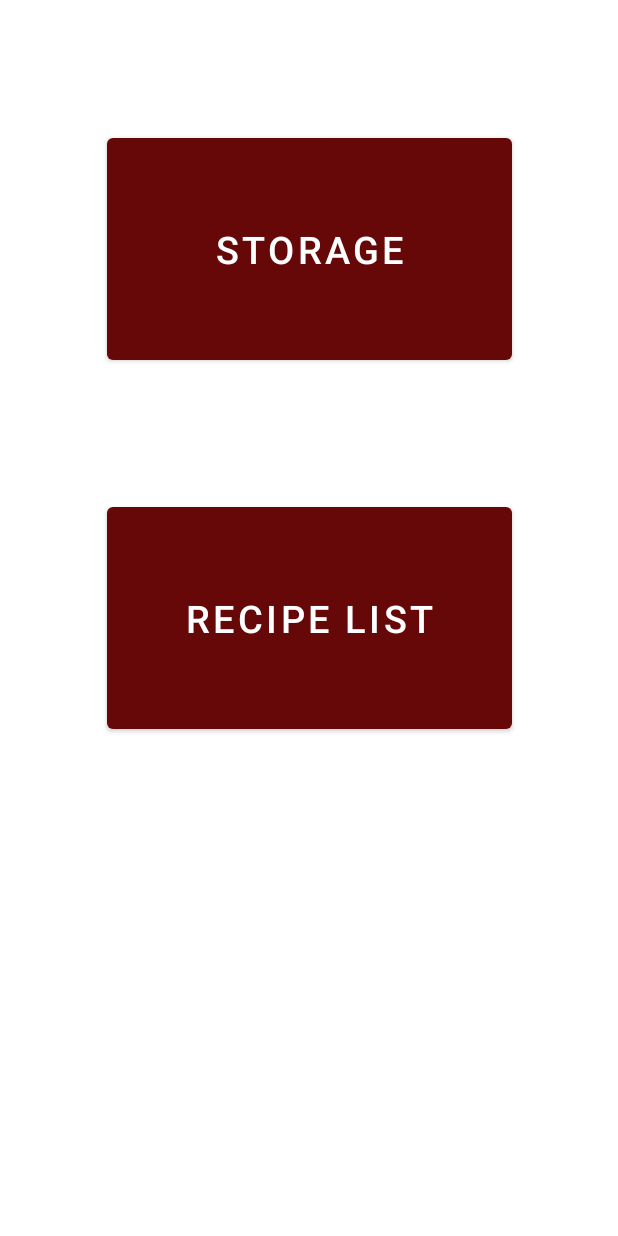
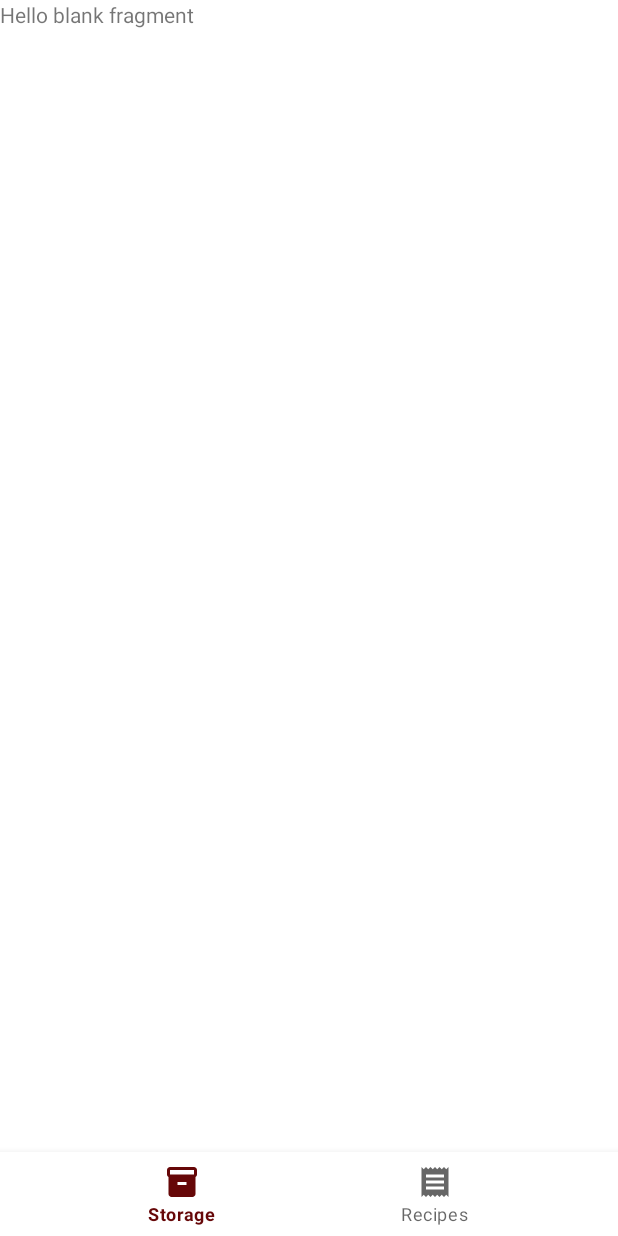
Before and after one commit to CMPUT301F22T18/SnackNTrack, an Android app: the screen it shows after launch once a user with an empty profile is signed in (MainMenuActivity), on a phone screen of 412 x 824 dp. Run offline under Robolectric (Android 15) with nearby library versions, the phone set to English and light mode, and no system bars; our stand-ins replace Firebase (no records; nobody signed in at launch, a user with empty details on screens opened directly); libraries missing offline, so code that uses them is left out: com.firebase.ui; 1 statement that could not run was skipped.

Commit message:
Added main menu bottom navigation for easier test

```diff
--- a/app/src/main/java/com/cmput301f22t18/snackntrack/views/main/MainMenuActivity.java
+++ b/app/src/main/java/com/cmput301f22t18/snackntrack/views/main/MainMenuActivity.java
@@ -2,6 +2,7 @@ package com.cmput301f22t18.snackntrack.views.main;
 
 import android.content.Intent;
 import android.os.Bundle;
+import android.util.Log;
 import android.view.MenuItem;
 import android.view.View;
 import android.widget.Button;
@@ -11,34 +12,73 @@ import androidx.appcompat.app.AppCompatActivity;
 
 import com.cmput301f22t18.snackntrack.R;
 import com.cmput301f22t18.snackntrack.RecipeListFragment;
+import com.cmput301f22t18.snackntrack.models.Ingredient;
+import com.cmput301f22t18.snackntrack.models.Recipe;
+import com.cmput301f22t18.snackntrack.models.RecipeList;
 import com.cmput301f22t18.snackntrack.views.storage.StorageActivity;
+import com.cmput301f22t18.snackntrack.views.storage.StorageFragment;
+import com.google.android.material.bottomnavigation.BottomNavigationView;
+import com.google.android.material.navigation.NavigationBarView;
 import com.google.firebase.auth.FirebaseAuth;
+import com.google.firebase.auth.FirebaseUser;
+import com.google.firebase.firestore.CollectionReference;
+import com.google.firebase.firestore.DocumentSnapshot;
+import com.google.firebase.firestore.FirebaseFirestore;
+import com.google.firebase.firestore.QueryDocumentSnapshot;
 
 public class MainMenuActivity extends AppCompatActivity {
+
+    BottomNavigationView bottomNavigationView;
+    StorageFragment storageFragment;
+    RecipeListFragment recipeListFragment;
+    String TAG = "DEBUG";
 
     @Override
     protected void onCreate(Bundle savedInstanceState) {
         super.onCreate(savedInstanceState);
-        setContentView(R.layout.main_menu_activity);
-        //ActionBar actionBar = getSupportActionBar();
-        //View v = actionBar.getCustomView();
-        Button storageButton = findViewById(R.id.storage_id);
-        storageButton.setOnClickListener(new View.OnClickListener() {
-            public void onClick(View view) {
-                Intent myIntent = new Intent(view.getContext(), StorageActivity.class);
-                startActivity(myIntent);
+        setContentView(R.layout.activity_main_menu);
+
+        storageFragment = new StorageFragment();
+        RecipeList rl = new RecipeList();
+        FirebaseUser user = FirebaseAuth.getInstance().getCurrentUser();
+        FirebaseFirestore db = FirebaseFirestore.getInstance();
+//        CollectionReference cr = db.collection("recipeLists")
+//                .document(user.getUid()).collection("recipes");
+//        cr.addSnapshotListener((value, error) -> {
+//            if (error != null) {
+//                Log.w(TAG, "Listen failed.", error);
+//                return;
+//            }
+//            rl.getRecipeList().clear();
+//            for (QueryDocumentSnapshot doc : value) {
+//                CollectionReference cr2 = cr.document(doc.getId()).collection("ingredients");
+//                Recipe r = doc.toObject(Recipe.class);
+//                for (DocumentSnapshot doc2 : cr2.get().getResult()) {
+//                    Log.d(TAG, doc2.toObject(Ingredient.class).toString());
+//                }
+//                rl.addRecipe(doc.toObject(Recipe.class));
+//
+//            }
+//        });
+        recipeListFragment = RecipeListFragment.newInstance(rl);
+
+        bottomNavigationView = findViewById(R.id.bottom_navigation_view);
+        bottomNavigationView.setOnItemSelectedListener(new NavigationBarView.OnItemSelectedListener() {
+            @Override
+            public boolean onNavigationItemSelected(@NonNull MenuItem item) {
+                switch (item.getItemId()) {
+                    case R.id.storage:
+                        getSupportFragmentManager().beginTransaction().replace(R.id.fragment_container_main, storageFragment).commit();
+                        return true;
+
+                    case R.id.recipes:
+                        getSupportFragmentManager().beginTransaction().replace(R.id.fragment_container_main, recipeListFragment).commit();
+                        return true;
+                }
+                return false;
             }
-
         });
-
-        Button recipeButton = findViewById(R.id.recipe_list_id);
-        recipeButton.setOnClickListener(new View.OnClickListener() {
-            public void onClick(View view) {
-                //Intent myIntent = new Intent(view.getContext(), RecipeListActivity.class);
-                //startActivity(myIntent);
-            }
-
-        });
+        bottomNavigationView.setSelectedItemId(R.id.storage);
     }
 
 
--- a/app/src/main/java/com/cmput301f22t18/snackntrack/views/storage/StorageActivity.java
+++ b/app/src/main/java/com/cmput301f22t18/snackntrack/views/storage/StorageActivity.java
@@ -59,9 +59,7 @@ public class StorageActivity extends AppCompatActivity {
         CollectionReference cf = db.collection("storages")
                 .document(uid).collection("ingredients");
 
-        cf.addSnapshotListener(new EventListener<QuerySnapshot>() {
-            @Override
-            public void onEvent(@Nullable QuerySnapshot value, @Nullable FirebaseFirestoreException error) {
+        cf.addSnapshotListener((value, error) -> {
             if (error != null) {
                 Log.w(TAG, "Listen failed.", error);
                 return;
@@ -71,7 +69,6 @@ public class StorageActivity extends AppCompatActivity {
                 storage.addIngredient(doc.toObject(Ingredient.class));
             }
             storageAdapter.notifyDataSetChanged();
-            }
         });
 
 
--- /dev/null
+++ b/app/src/main/java/com/cmput301f22t18/snackntrack/views/storage/StorageFragment.java
@@ -0,0 +1,66 @@
+package com.cmput301f22t18.snackntrack.views.storage;
+
+import android.os.Bundle;
+
+import androidx.fragment.app.Fragment;
+
+import android.view.LayoutInflater;
+import android.view.View;
+import android.view.ViewGroup;
+
+import com.cmput301f22t18.snackntrack.R;
+
+/**
+ * A simple {@link Fragment} subclass.
+ * Use the {@link StorageFragment#newInstance} factory method to
+ * create an instance of this fragment.
+ */
+public class StorageFragment extends Fragment {
+
+    // TODO: Rename parameter arguments, choose names that match
+    // the fragment initialization parameters, e.g. ARG_ITEM_NUMBER
+    private static final String ARG_PARAM1 = "param1";
+    private static final String ARG_PARAM2 = "param2";
+
+    // TODO: Rename and change types of parameters
+    private String mParam1;
+    private String mParam2;
+
+    public StorageFragment() {
+        // Required empty public constructor
+    }
+
+    /**
+     * Use this factory method to create a new instance of
+     * this fragment using the provided parameters.
+     *
+     * @param param1 Parameter 1.
+     * @param param2 Parameter 2.
+     * @return A new instance of fragment StorageFragment.
+     */
+    // TODO: Rename and change types and number of parameters
+    public static StorageFragment newInstance(String param1, String param2) {
+        StorageFragment fragment = new StorageFragment();
+        Bundle args = new Bundle();
+        args.putString(ARG_PARAM1, param1);
+        args.putString(ARG_PARAM2, param2);
+        fragment.setArguments(args);
+        return fragment;
+    }
+
+    @Override
+    public void onCreate(Bundle savedInstanceState) {
+        super.onCreate(savedInstanceState);
+        if (getArguments() != null) {
+            mParam1 = getArguments().getString(ARG_PARAM1);
+            mParam2 = getArguments().getString(ARG_PARAM2);
+        }
+    }
+
+    @Override
+    public View onCreateView(LayoutInflater inflater, ViewGroup container,
+                             Bundle savedInstanceState) {
+        // Inflate the layout for this fragment
+        return inflater.inflate(R.layout.fragment_storage, container, false);
+    }
+}
--- /dev/null
+++ b/app/src/main/res/drawable/ic_baseline_inventory_24.xml
@@ -0,0 +1,5 @@
+<vector android:height="24dp" android:tint="#FFFFFF"
+    android:viewportHeight="24" android:viewportWidth="24"
+    android:width="24dp" xmlns:android="http://schemas.android.com/apk/res/android">
+    <path android:fillColor="@android:color/white" android:pathData="M20,2L4,2c-1,0 -2,0.9 -2,2v3.01c0,0.72 0.43,1.34 1,1.69L3,20c0,1.1 1.1,2 2,2h14c0.9,0 2,-0.9 2,-2L21,8.7c0.57,-0.35 1,-0.97 1,-1.69L22,4c0,-1.1 -1,-2 -2,-2zM15,14L9,14v-2h6v2zM20,7L4,7L4,4l16,-0.02L20,7z"/>
+</vector>
--- /dev/null
+++ b/app/src/main/res/drawable/ic_baseline_receipt_24.xml
@@ -0,0 +1,5 @@
+<vector android:height="24dp" android:tint="#FFFFFF"
+    android:viewportHeight="24" android:viewportWidth="24"
+    android:width="24dp" xmlns:android="http://schemas.android.com/apk/res/android">
+    <path android:fillColor="@android:color/white" android:pathData="M18,17L6,17v-2h12v2zM18,13L6,13v-2h12v2zM18,9L6,9L6,7h12v2zM3,22l1.5,-1.5L6,22l1.5,-1.5L9,22l1.5,-1.5L12,22l1.5,-1.5L15,22l1.5,-1.5L18,22l1.5,-1.5L21,22L21,2l-1.5,1.5L18,2l-1.5,1.5L15,2l-1.5,1.5L12,2l-1.5,1.5L9,2 7.5,3.5 6,2 4.5,3.5 3,2v20z"/>
+</vector>
--- /dev/null
+++ b/app/src/main/res/layout/activity_main_menu.xml
@@ -0,0 +1,26 @@
+<?xml version="1.0" encoding="utf-8"?>
+<androidx.constraintlayout.widget.ConstraintLayout xmlns:android="http://schemas.android.com/apk/res/android"
+    xmlns:app="http://schemas.android.com/apk/res-auto"
+    xmlns:tools="http://schemas.android.com/tools"
+    android:layout_width="match_parent"
+    android:layout_height="match_parent"
+    android:id="@+id/menu_container">
+
+    <FrameLayout
+        android:layout_width="match_parent"
+        android:layout_height="0dp"
+        app:layout_constraintStart_toStartOf="parent"
+        app:layout_constraintEnd_toEndOf="parent"
+        app:layout_constraintTop_toTopOf="parent"
+        app:layout_constraintBottom_toTopOf="@id/bottom_navigation_view"
+        android:id="@+id/fragment_container_main"/>
+    <com.google.android.material.bottomnavigation.BottomNavigationView
+        android:layout_width="match_parent"
+        android:layout_height="wrap_content"
+        app:layout_constraintBottom_toBottomOf="parent"
+        app:layout_constraintTop_toBottomOf="@id/fragment_container_main"
+        app:layout_constraintStart_toStartOf="parent"
+        app:layout_constraintEnd_toEndOf="parent"
+        android:id="@+id/bottom_navigation_view"
+        app:menu="@menu/bottom_nav_menu"/>
+</androidx.constraintlayout.widget.ConstraintLayout>
--- /dev/null
+++ b/app/src/main/res/layout/fragment_storage.xml
@@ -0,0 +1,14 @@
+<?xml version="1.0" encoding="utf-8"?>
+<FrameLayout xmlns:android="http://schemas.android.com/apk/res/android"
+    xmlns:tools="http://schemas.android.com/tools"
+    android:layout_width="match_parent"
+    android:layout_height="match_parent"
+    tools:context=".views.storage.StorageFragment">
+
+    <!-- TODO: Update blank fragment layout -->
+    <TextView
+        android:layout_width="match_parent"
+        android:layout_height="match_parent"
+        android:text="@string/hello_blank_fragment" />
+
+</FrameLayout>
--- a/app/src/main/res/layout/main_menu_activity.xml
+++ /dev/null
@@ -1,30 +0,0 @@
-<?xml version="1.0" encoding="utf-8"?>
-<androidx.constraintlayout.widget.ConstraintLayout xmlns:android="http://schemas.android.com/apk/res/android"
-    xmlns:app="http://schemas.android.com/apk/res-auto"
-    xmlns:tools="http://schemas.android.com/tools"
-    android:layout_width="match_parent"
-    android:layout_height="match_parent">
-
-    <Button
-        android:id="@+id/storage_id"
-        android:layout_width="270dp"
-        android:layout_height="160dp"
-        android:text="@string/storage"
-        android:textSize="25sp"
-        app:layout_constraintBottom_toTopOf="@+id/recipe_list_id"
-        app:layout_constraintEnd_toEndOf="parent"
-        app:layout_constraintStart_toStartOf="parent"
-        app:layout_constraintTop_toTopOf="parent" />
-
-    <Button
-        android:id="@+id/recipe_list_id"
-        android:layout_width="270dp"
-        android:layout_height="160dp"
-        android:text="@string/recipe_list"
-        android:textSize="25sp"
-        app:layout_constraintBottom_toBottomOf="parent"
-        app:layout_constraintEnd_toEndOf="parent"
-        app:layout_constraintStart_toStartOf="parent"
-        app:layout_constraintTop_toTopOf="parent"/>
-
-</androidx.constraintlayout.widget.ConstraintLayout>
--- /dev/null
+++ b/app/src/main/res/menu/bottom_nav_menu.xml
@@ -0,0 +1,11 @@
+<?xml version="1.0" encoding="utf-8"?>
+<menu xmlns:android="http://schemas.android.com/apk/res/android">
+    <item
+        android:id="@+id/storage"
+        android:title="@string/menu_storage"
+        android:icon="@drawable/ic_baseline_inventory_24"/>
+    <item
+        android:id="@+id/recipes"
+        android:title="@string/menu_recipes"
+        android:icon="@drawable/ic_baseline_receipt_24"/>
+</menu>
--- a/app/src/main/res/values/strings.xml
+++ b/app/src/main/res/values/strings.xml
@@ -61,4 +61,8 @@
     <string name="category">Category</string>
     <string name="preptime">PrepTime</string>
     <string name="servings">Servings</string>
+    <string name="menu_storage">Storage</string>
+    <string name="menu_recipes">Recipes</string>
+    <!-- TODO: Remove or change this placeholder text -->
+    <string name="hello_blank_fragment">Hello blank fragment</string>
 </resources>
```
Lines whose indentation alone changed are shown as unchanged.
